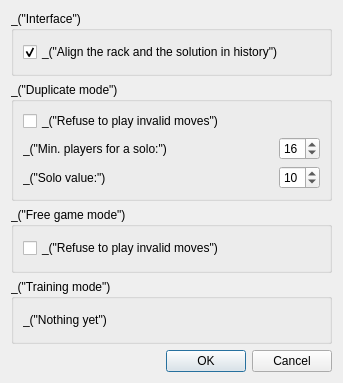
cjlano/eliot, file qt/ui/prefs_dialog.ui: the form before one commit.
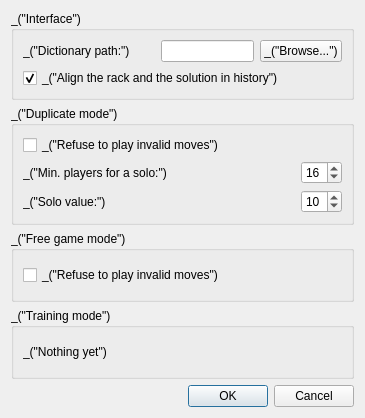
The form after the commit.

Commit message: Qt interface:  - Ensure unicity of players names (in the interface only, not the core)  - Update the main window title with the game type  - Display the player name in the history  - The history widget is now able not to align the rack and the corresponding word  - The dictionary path is remembered in the preferences  - Ask for confirmation when loading a dictionary in the middle of a game  - Preview tiles are coloured differently, and joker characters are in lowercase

What changed in the file:
```diff
--- a/qt/ui/prefs_dialog.ui
+++ b/qt/ui/prefs_dialog.ui
@@ -5,8 +5,8 @@
    <rect>
     <x>0</x>
     <y>0</y>
-    <width>343</width>
-    <height>383</height>
+    <width>365</width>
+    <height>418</height>
    </rect>
   </property>
   <property name="windowTitle" >
@@ -19,6 +19,47 @@
       <string>_("Interface")</string>
      </property>
      <layout class="QVBoxLayout" >
+      <item>
+       <layout class="QHBoxLayout" >
+        <item>
+         <widget class="QLabel" name="label_4" >
+          <property name="text" >
+           <string>_("Dictionary path:")</string>
+          </property>
+         </widget>
+        </item>
+        <item>
+         <spacer>
+          <property name="orientation" >
+           <enum>Qt::Horizontal</enum>
+          </property>
+          <property name="sizeHint" >
+           <size>
+            <width>40</width>
+            <height>20</height>
+           </size>
+          </property>
+         </spacer>
+        </item>
+        <item>
+         <widget class="QLineEdit" name="lineEditIntfDicPath" >
+          <property name="toolTip" >
+           <string>_("Enter the dictionary path (mandatory to start a game)")</string>
+          </property>
+         </widget>
+        </item>
+        <item>
+         <widget class="QPushButton" name="pushButtonIntfDicBrowse" >
+          <property name="toolTip" >
+           <string>_("Open a browser window to choose the dictionary")</string>
+          </property>
+          <property name="text" >
+           <string>_("Browse...")</string>
+          </property>
+         </widget>
+        </item>
+       </layout>
+      </item>
       <item>
        <widget class="QCheckBox" name="checkBoxIntfAlignHistory" >
         <property name="text" >
```
Left out of the diff: 3 changed lines with no effect on the pictures. The commit also changes 10 other files.
